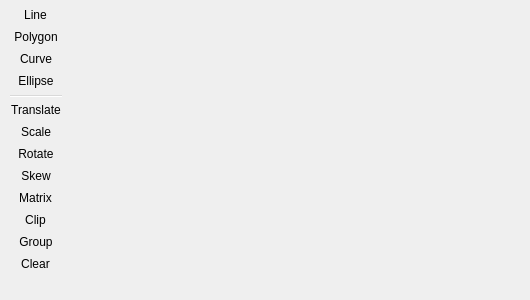
Old version of the form ImagingS/Gui/uic/VisualPage.ui in the repository StardustDL/ImagingS.
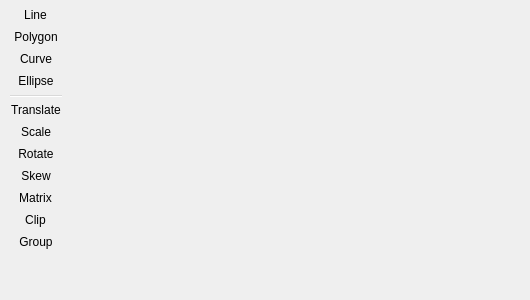
New version of the form.

Diff of the .ui file:
```diff
--- a/ImagingS/Gui/uic/VisualPage.ui
+++ b/ImagingS/Gui/uic/VisualPage.ui
@@ -49,7 +49,6 @@
      <addaction name="actTransformMatrix"/>
      <addaction name="actTransformClip"/>
      <addaction name="actTransformGroup"/>
-     <addaction name="actTransformClear"/>
     </widget>
    </item>
    <item>
@@ -138,11 +137,6 @@
     <string>Group</string>
    </property>
   </action>
-  <action name="actTransformClear">
-   <property name="text">
-    <string>Clear</string>
-   </property>
-  </action>
  </widget>
  <resources/>
  <connections/>
```
